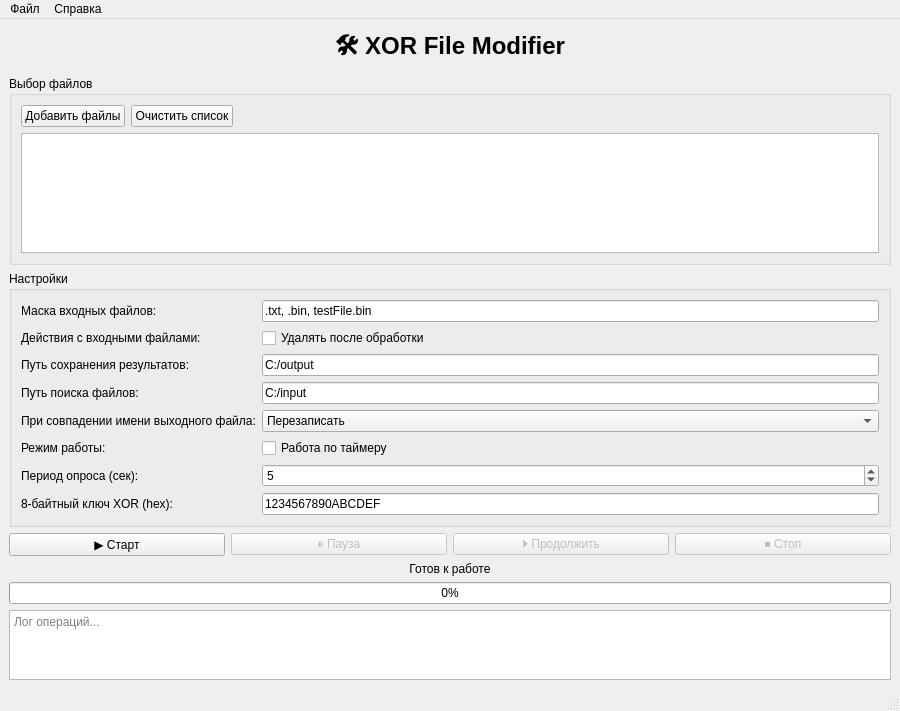
This is forms/mainwindow.ui in DmitryShetinin/BinaryFileProcessor as Qt 5 draws it before an edit. The edited form follows.
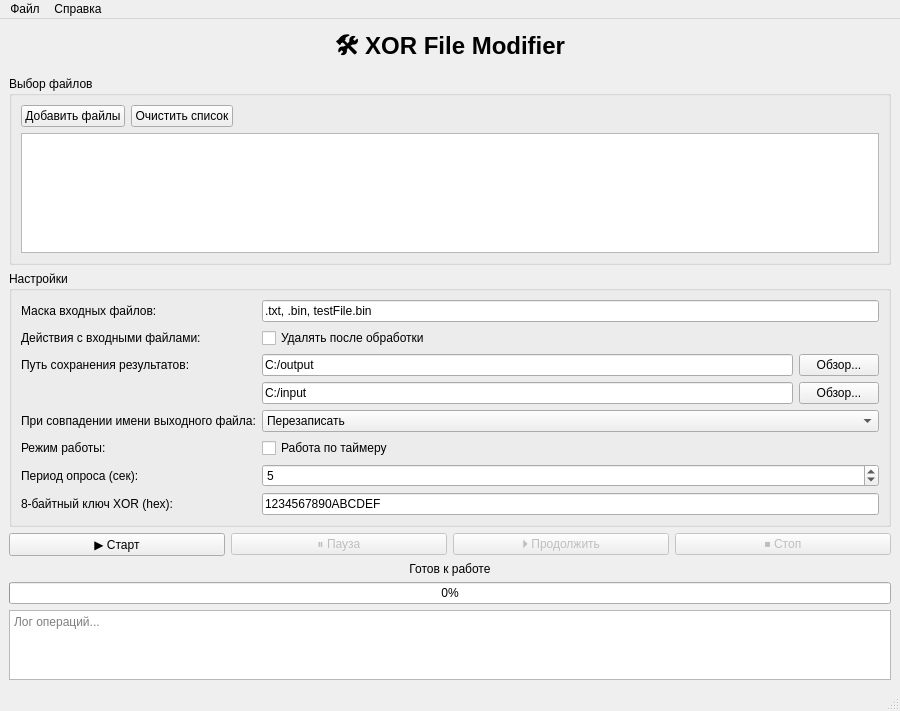
This is the edited form.

Commit message:
feat: add input and output folder selection
Add folder selection controls for input and output paths.

- Add input folder browse button
- Add output folder browse button
- Use QFileDialog for directory selection
- Keep selected paths synchronized with the UI
- Add MainWindow slots for folder selection

The edit to the form file:
```diff
--- a/forms/mainwindow.ui
+++ b/forms/mainwindow.ui
@@ -127,25 +127,40 @@
         </widget>
        </item>
        <item row="2" column="1">
+ <layout class="QHBoxLayout" name="horizontalLayoutOutputPath">
+  <item>
         <widget class="QLineEdit" name="editOutputPath">
          <property name="text">
           <string>C:/output</string>
          </property>
         </widget>
        </item>
-       <item row="3" column="0">
-        <widget class="QLabel" name="labelInputPath">
+  <item>
+   <widget class="QPushButton" name="btnBrowseOutput">
          <property name="text">
-          <string>Путь поиска файлов:</string>
-         </property>
-        </widget>
+     <string>Обзор...</string>
+    </property>
+   </widget>
+  </item>
+ </layout>
        </item>
        <item row="3" column="1">
+ <layout class="QHBoxLayout" name="horizontalLayoutInputPath">
+  <item>
         <widget class="QLineEdit" name="editInputPath">
          <property name="text">
           <string>C:/input</string>
          </property>
         </widget>
+  </item>
+  <item>
+   <widget class="QPushButton" name="btnBrowseInput">
+    <property name="text">
+     <string>Обзор...</string>
+    </property>
+   </widget>
+  </item>
+ </layout>
        </item>
        <item row="4" column="0">
         <widget class="QLabel" name="labelConflict">
```
Lines whose indentation alone changed are shown as unchanged. The commit also changes 9 other files.
